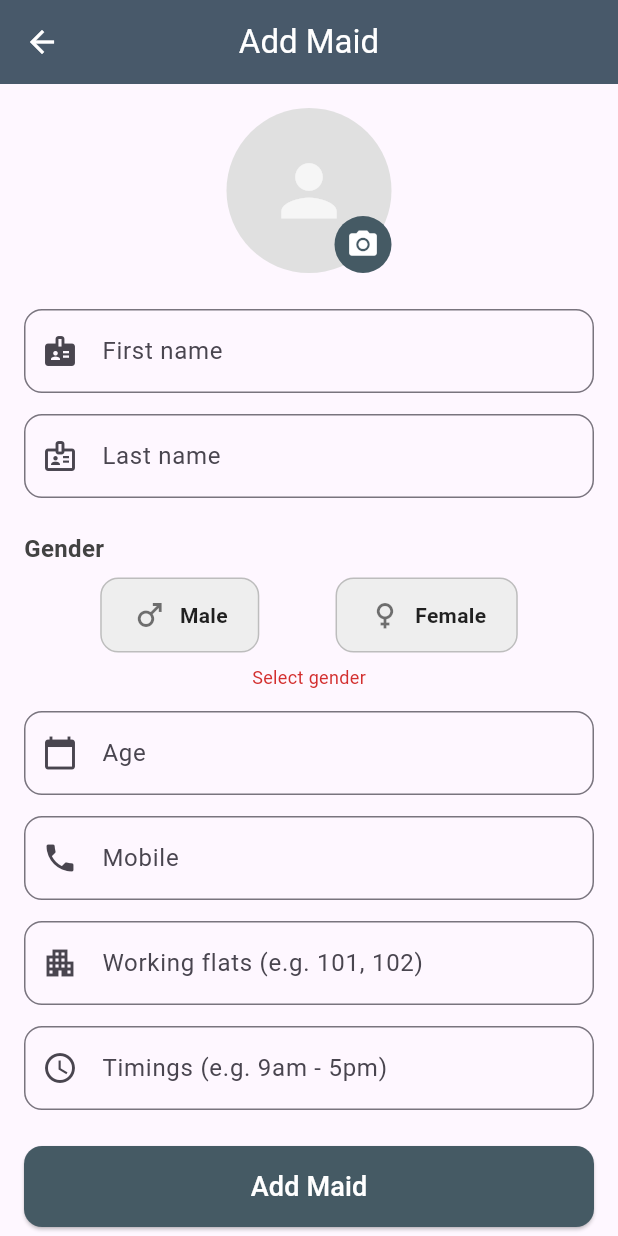
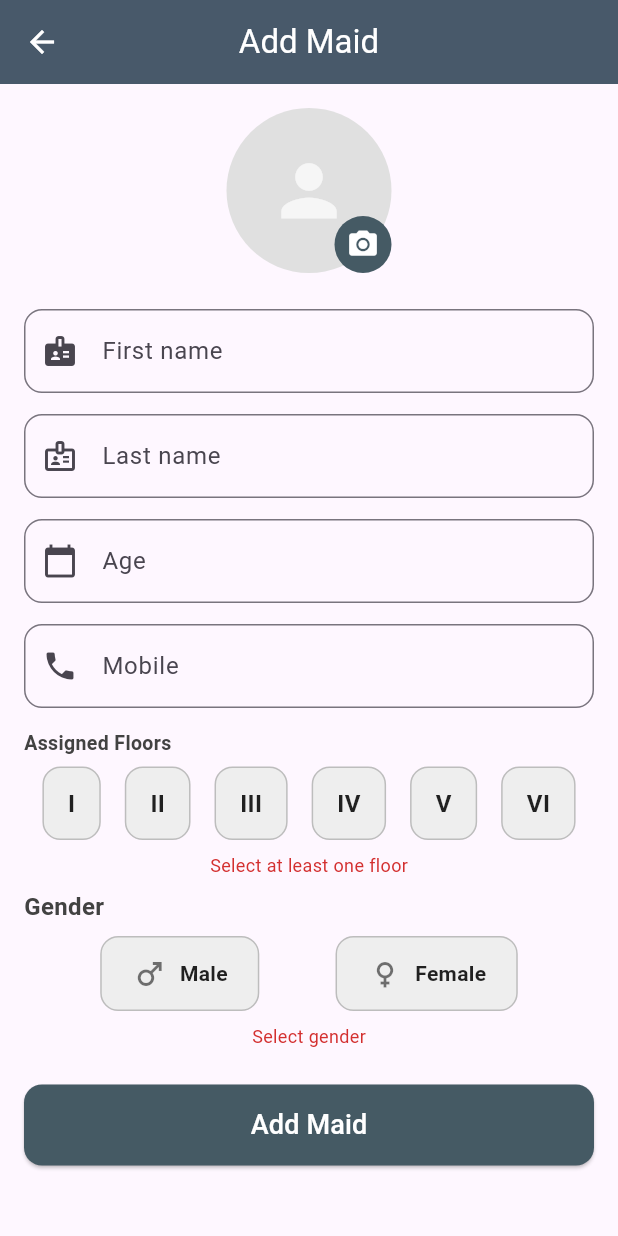
Before and after one commit to santoshhq/omm_admin, a Flutter app: the MaidFormPage screen opened directly, on a phone screen of 412 x 824 dp. Run offline on Flutter 3.47's test engine with Material 3 defaults, Android fonts, the light colour scheme and no system bars; our stand-ins replace carousel_slider, csv, curved_navigation_bar, file_picker, flutter_slidable, flutter_speed_dial and 4 more; accounts and stored records are empty.

Commit message:
Security Error Fixed

```diff
--- a/lib/security_guards/maid_form.dart
+++ b/lib/security_guards/maid_form.dart
@@ -15,19 +15,19 @@ class _MaidFormPageState extends State<MaidFormPage> {
   final _first = TextEditingController();
   final _last = TextEditingController();
   final _age = TextEditingController();
-  final _flats = TextEditingController();
   final _timings = TextEditingController();
   final _mobile = TextEditingController();
 
   File? _imageFile;
   String? _gender;
+  // String? _gate; // old single gate
+  List<String> _selectedGates = [];
 
   @override
   void dispose() {
     _first.dispose();
     _last.dispose();
     _age.dispose();
-    _flats.dispose();
     _timings.dispose();
     _mobile.dispose();
     super.dispose();
@@ -41,11 +41,15 @@ class _MaidFormPageState extends State<MaidFormPage> {
 
   void _onAdd() {
     if (!_formKey.currentState!.validate()) return;
+    if (_selectedGates.isEmpty) {
+      setState(() {}); // trigger error message
+      return;
+    }
     final maid = MaidModel(
       firstName: _first.text.trim(),
       lastName: _last.text.trim(),
       age: int.parse(_age.text.trim()),
-      workingFlats: _flats.text.trim(),
+      workingFlats: _selectedGates.join(','),
       timings: _timings.text.trim(),
       mobile: _mobile.text.trim().isEmpty ? null : _mobile.text.trim(),
       imageUrl: _imageFile?.path,
@@ -82,6 +86,42 @@ class _MaidFormPageState extends State<MaidFormPage> {
               ),
             ),
           ],
+        ),
+      ),
+    );
+  }
+
+  Widget _buildGateOption(String gate) {
+    final selected = _selectedGates.contains(gate);
+    return GestureDetector(
+      onTap: () {
+        setState(() {
+          if (selected) {
+            _selectedGates.remove(gate);
+          } else {
+            _selectedGates.add(gate);
+          }
+        });
+      },
+      child: AnimatedContainer(
+        duration: const Duration(milliseconds: 200),
+        margin: const EdgeInsets.symmetric(horizontal: 4),
+        padding: const EdgeInsets.symmetric(vertical: 12, horizontal: 16),
+        decoration: BoxDecoration(
+          color: selected ? const Color(0xFF455A64) : Colors.grey[200],
+          borderRadius: BorderRadius.circular(12),
+          border: Border.all(
+            color: selected ? const Color(0xFF455A64) : Colors.grey.shade400,
+            width: selected ? 2 : 1,
+          ),
+        ),
+        child: Text(
+          gate,
+          style: TextStyle(
+            color: selected ? Colors.white : Colors.black87,
+            fontWeight: FontWeight.bold,
+            fontSize: 16,
+          ),
         ),
       ),
     );
@@ -172,38 +212,6 @@ class _MaidFormPageState extends State<MaidFormPage> {
               ),
               const SizedBox(height: 14),
 
-              // Gender Selection (Enhanced)
-              Align(
-                alignment: Alignment.centerLeft,
-                child: Padding(
-                  padding: const EdgeInsets.symmetric(vertical: 8),
-                  child: Text(
-                    'Gender',
-                    style: TextStyle(
-                      fontWeight: FontWeight.bold,
-                      fontSize: 16,
-                      color: Colors.grey[800],
-                    ),
-                  ),
-                ),
-              ),
-              Row(
-                mainAxisAlignment: MainAxisAlignment.spaceEvenly,
-                children: [
-                  _buildGenderOption('Male', Icons.male),
-                  _buildGenderOption('Female', Icons.female),
-                ],
-              ),
-              if (_gender == null)
-                Padding(
-                  padding: const EdgeInsets.only(top: 8),
-                  child: Text(
-                    'Select gender',
-                    style: TextStyle(color: Colors.red[700], fontSize: 12),
-                  ),
-                ),
-              const SizedBox(height: 14),
-
               // Age
               TextFormField(
                 controller: _age,
@@ -246,32 +254,72 @@ class _MaidFormPageState extends State<MaidFormPage> {
               ),
               const SizedBox(height: 14),
 
-              // Working flats
-              TextFormField(
-                controller: _flats,
-                decoration: InputDecoration(
-                  labelText: 'Working flats (e.g. 101, 102)',
-                  border: OutlineInputBorder(
-                    borderRadius: BorderRadius.circular(12),
+              Align(
+                alignment: Alignment.centerLeft,
+                child: Padding(
+                  padding: const EdgeInsets.only(bottom: 6),
+                  child: Text(
+                    'Assigned Floors',
+                    style: TextStyle(
+                      fontWeight: FontWeight.bold,
+                      fontSize: 13,
+                      color: Colors.grey[800],
+                    ),
                   ),
-                  prefixIcon: const Icon(Icons.apartment),
                 ),
-                validator: (v) => v == null || v.isEmpty ? 'Required' : null,
               ),
-              const SizedBox(height: 14),
+              Wrap(
+                spacing: 8,
+                children: [
+                  _buildGateOption('I'),
+                  _buildGateOption('II'),
+                  _buildGateOption('III'),
+                  _buildGateOption('IV'),
+                  _buildGateOption('V'),
+                  _buildGateOption('VI'),
+                ],
+              ),
+              if (_selectedGates.isEmpty)
+                Padding(
+                  padding: const EdgeInsets.only(top: 8),
+                  child: Text(
+                    'Select at least one floor',
+                    style: TextStyle(color: Colors.red[700], fontSize: 12),
+                  ),
+                ),
+
+              // Gender Selection (Enhanced)
+              Align(
+                alignment: Alignment.centerLeft,
+                child: Padding(
+                  padding: const EdgeInsets.symmetric(vertical: 8),
+                  child: Text(
+                    'Gender',
+                    style: TextStyle(
+                      fontWeight: FontWeight.bold,
+                      fontSize: 16,
+                      color: Colors.grey[800],
+                    ),
+                  ),
+                ),
+              ),
+              Row(
+                mainAxisAlignment: MainAxisAlignment.spaceEvenly,
+                children: [
+                  _buildGenderOption('Male', Icons.male),
+                  _buildGenderOption('Female', Icons.female),
+                ],
+              ),
+              if (_gender == null)
+                Padding(
+                  padding: const EdgeInsets.only(top: 8),
+                  child: Text(
+                    'Select gender',
+                    style: TextStyle(color: Colors.red[700], fontSize: 12),
+                  ),
+                ),
 
               // Timings
-              TextFormField(
-                controller: _timings,
-                decoration: InputDecoration(
-                  labelText: 'Timings (e.g. 9am - 5pm)',
-                  border: OutlineInputBorder(
-                    borderRadius: BorderRadius.circular(12),
-                  ),
-                  prefixIcon: const Icon(Icons.access_time),
-                ),
-                validator: (v) => v == null || v.isEmpty ? 'Required' : null,
-              ),
               const SizedBox(height: 24),
 
               // Add button
--- a/lib/security_guards/security_form.dart
+++ b/lib/security_guards/security_form.dart
@@ -146,6 +146,7 @@ class _SecurityFormPageState extends State<SecurityFormPage> {
       Map<String, dynamic> result;
       if (isEdit) {
         result = await ApiService.updateSecurityGuard(
+          adminId: adminId,
           guardId: guard.id!,
           updatedGuard: guard,
           imageFile: _imageFile,
--- a/lib/security_guards/security_module.dart
+++ b/lib/security_guards/security_module.dart
@@ -28,7 +28,10 @@ class SecurityGuardModel {
   factory SecurityGuardModel.fromJson(Map<String, dynamic> json) {
     return SecurityGuardModel(
       id: json['_id'],
-      adminId: json['adminId'] ?? '',
+      adminId: json['adminId'] is Map
+          ? json['adminId']['_id']
+          : json['adminId'],
+
       firstName: json['firstname'],
       lastName: json['lastname'],
       age: json['age'],
```
Also changed, not shown: lib/config/api_config.dart (+77 -39 lines), lib/security_guards/security_dashboard.dart (+32 -3 lines).
